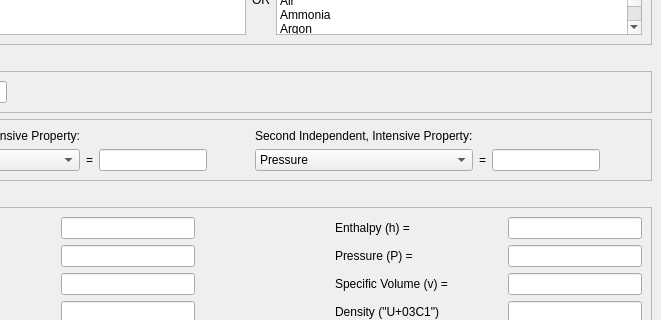
Before: the Qt Designer form mainwindow.ui in ke7omc/Thermodynamics-Property-Calculator, drawn with Qt 5; both pictures show x 139 to 800 and y 93 to 413 of the 800 by 673 pixel window.
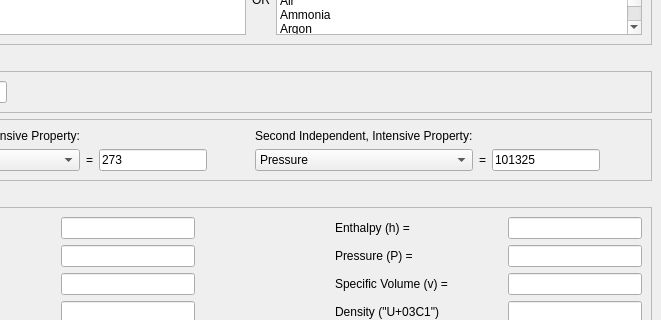
After: the same form once the commit is applied.

Commit message: One working equation for internal energy. Needs to be more general though.

What changed in the file:
```diff
--- a/mainwindow.ui
+++ b/mainwindow.ui
@@ -1136,7 +1136,11 @@
       </property>
       <layout class="QGridLayout" name="gridLayout_4">
        <item row="1" column="3">
-        <widget class="QLineEdit" name="lineEdit_firstProperty"/>
+        <widget class="QLineEdit" name="lineEdit_firstPropertyValue">
+         <property name="text">
+          <string>273</string>
+         </property>
+        </widget>
        </item>
        <item row="0" column="5">
         <widget class="QLabel" name="label_secondProperty">
@@ -1160,7 +1164,11 @@
         </widget>
        </item>
        <item row="1" column="8">
-        <widget class="QLineEdit" name="lineEdit_secondProperty"/>
+        <widget class="QLineEdit" name="lineEdit_secondPropertyValue">
+         <property name="text">
+          <string>101325</string>
+         </property>
+        </widget>
        </item>
        <item row="1" column="0">
         <widget class="QComboBox" name="comboBox_firstProperty">
```
Left out of the diff: 15 changed lines with no effect on the pictures. The commit also changes 2 other files.
